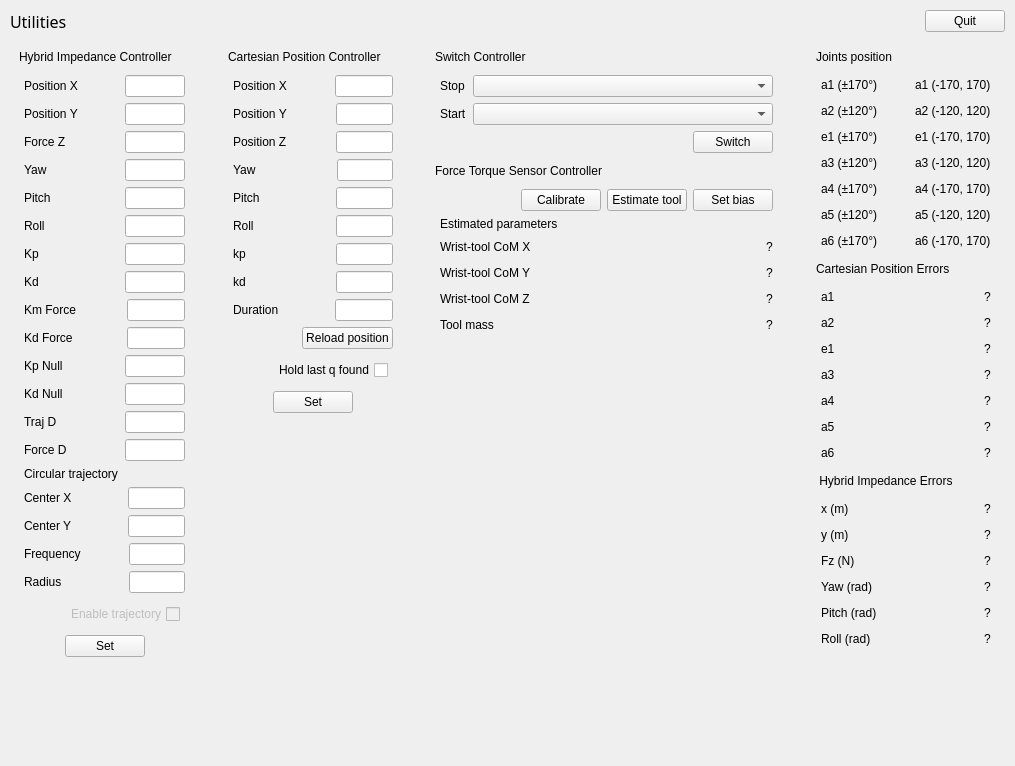
Above: ui/main_window.ui from xEnVrE/controller_switcher before the change. Below: the same form after it.
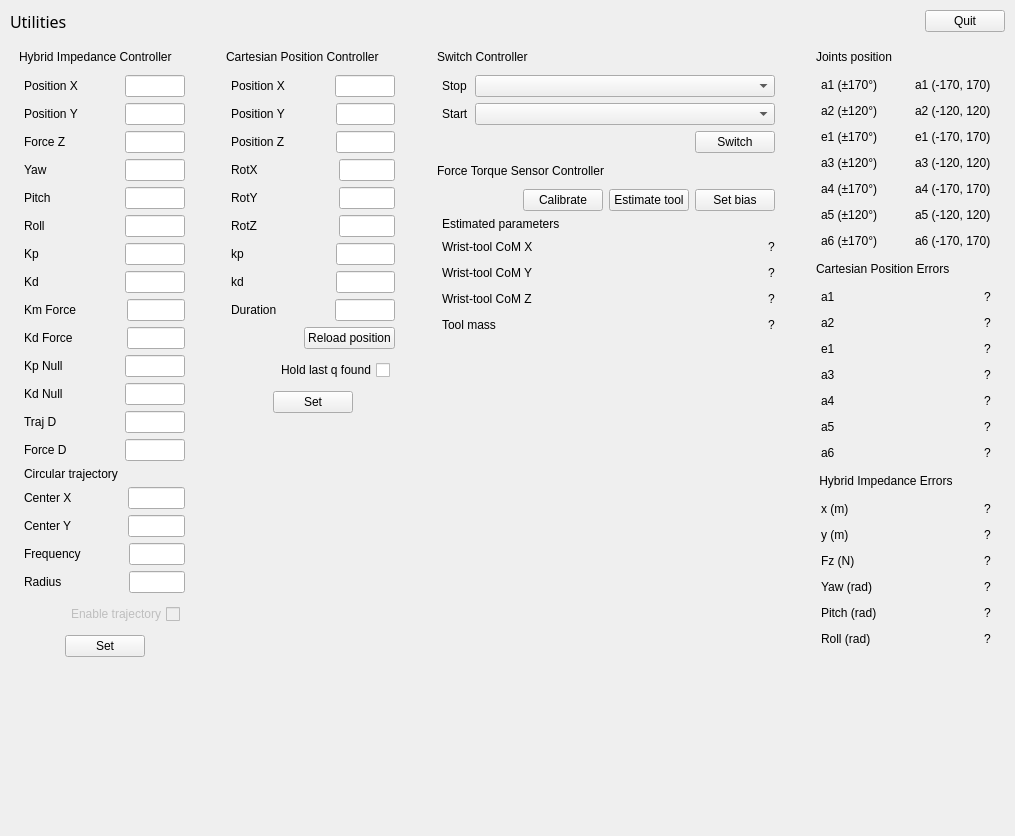
That is the form after the change. Icons and pictures are not drawn.

Commit message: change labels of the rotation user input (cartesian position controller)

The edit to the form file:
```diff
--- a/ui/main_window.ui
+++ b/ui/main_window.ui
@@ -7,7 +7,7 @@
     <x>0</x>
     <y>0</y>
     <width>1015</width>
-    <height>766</height>
+    <height>836</height>
    </rect>
   </property>
   <property name="maximumSize">
@@ -1080,86 +1080,12 @@
               </item>
              </layout>
             </item>
-            <item>
-             <layout class="QHBoxLayout" name="horizontalLayout_8">
-              <item>
-               <widget class="QLabel" name="label_13">
-                <property name="text">
-                 <string>Yaw            </string>
-                </property>
-               </widget>
-              </item>
-              <item>
-               <spacer name="horizontalSpacer_14">
-                <property name="orientation">
-                 <enum>Qt::Horizontal</enum>
-                </property>
-                <property name="sizeHint" stdset="0">
-                 <size>
-                  <width>40</width>
-                  <height>20</height>
-                 </size>
-                </property>
-               </spacer>
-              </item>
-              <item>
-               <widget class="QLineEdit" name="textYaw_cartpos">
-                <property name="enabled">
-                 <bool>true</bool>
-                </property>
-                <property name="maximumSize">
-                 <size>
-                  <width>60</width>
-                  <height>30</height>
-                 </size>
-                </property>
-               </widget>
-              </item>
-             </layout>
-            </item>
-            <item>
-             <layout class="QHBoxLayout" name="horizontalLayout_11">
-              <item>
-               <widget class="QLabel" name="label_14">
-                <property name="text">
-                 <string>Pitch          </string>
-                </property>
-               </widget>
-              </item>
-              <item>
-               <spacer name="horizontalSpacer_15">
-                <property name="orientation">
-                 <enum>Qt::Horizontal</enum>
-                </property>
-                <property name="sizeHint" stdset="0">
-                 <size>
-                  <width>40</width>
-                  <height>20</height>
-                 </size>
-                </property>
-               </spacer>
-              </item>
-              <item>
-               <widget class="QLineEdit" name="textPitch_cartpos">
-                <property name="enabled">
-                 <bool>true</bool>
-                </property>
-                <property name="maximumSize">
-                 <size>
-                  <width>60</width>
-                  <height>30</height>
-                 </size>
-                </property>
-               </widget>
-              </item>
-             </layout>
-            </item>
             <item>
              <layout class="QHBoxLayout" name="horizontalLayout_17">
               <item>
                <widget class="QLabel" name="label_16">
                 <property name="text">
-                 <string>Roll            </string>
+                 <string>RotX            </string>
                 </property>
                </widget>
               </item>
@@ -1191,6 +1117,80 @@
               </item>
              </layout>
             </item>
+            <item>
+             <layout class="QHBoxLayout" name="horizontalLayout_11">
+              <item>
+               <widget class="QLabel" name="label_14">
+                <property name="text">
+                 <string>RotY            </string>
+                </property>
+               </widget>
+              </item>
+              <item>
+               <spacer name="horizontalSpacer_15">
+                <property name="orientation">
+                 <enum>Qt::Horizontal</enum>
+                </property>
+                <property name="sizeHint" stdset="0">
+                 <size>
+                  <width>40</width>
+                  <height>20</height>
+                 </size>
+                </property>
+               </spacer>
+              </item>
+              <item>
+               <widget class="QLineEdit" name="textPitch_cartpos">
+                <property name="enabled">
+                 <bool>true</bool>
+                </property>
+                <property name="maximumSize">
+                 <size>
+                  <width>60</width>
+                  <height>30</height>
+                 </size>
+                </property>
+               </widget>
+              </item>
+             </layout>
+            </item>
+            <item>
+             <layout class="QHBoxLayout" name="horizontalLayout_8">
+              <item>
+               <widget class="QLabel" name="label_13">
+                <property name="text">
+                 <string>RotZ            </string>
+                </property>
+               </widget>
+              </item>
+              <item>
+               <spacer name="horizontalSpacer_14">
+                <property name="orientation">
+                 <enum>Qt::Horizontal</enum>
+                </property>
+                <property name="sizeHint" stdset="0">
+                 <size>
+                  <width>40</width>
+                  <height>20</height>
+                 </size>
+                </property>
+               </spacer>
+              </item>
+              <item>
+               <widget class="QLineEdit" name="textYaw_cartpos">
+                <property name="enabled">
+                 <bool>true</bool>
+                </property>
+                <property name="maximumSize">
+                 <size>
+                  <width>60</width>
+                  <height>30</height>
+                 </size>
+                </property>
+               </widget>
+              </item>
+             </layout>
+            </item>
             <item>
              <layout class="QHBoxLayout" name="horizontalLayout_18">
               <item>
```
